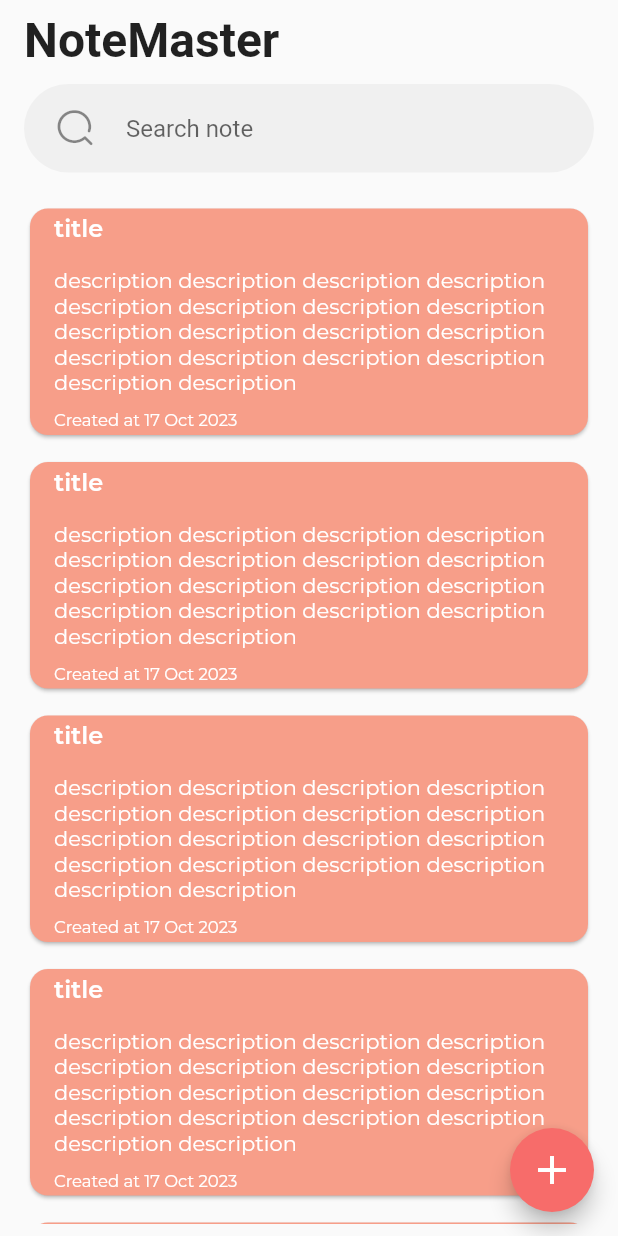
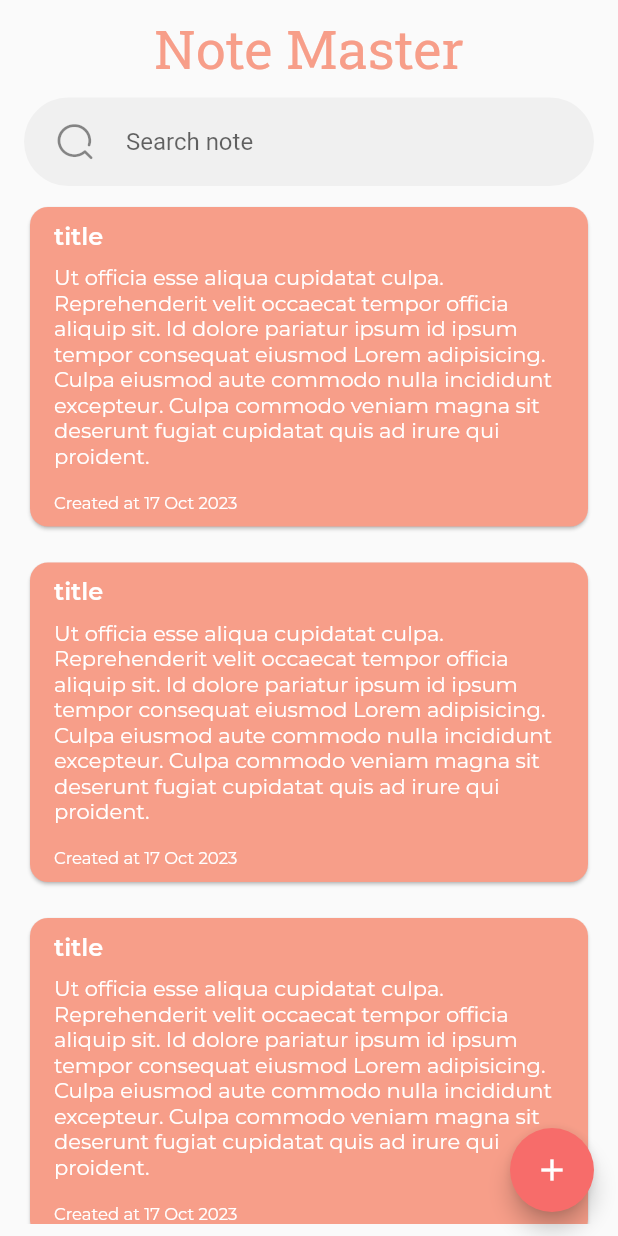
Before and after one commit to FadyShehataa/note_master_app, a Flutter app: the screen it shows after launch, on a phone screen of 412 x 824 dp. Run offline on Flutter 3.47's test engine with Material 2 defaults, Android fonts, the light colour scheme and no system bars; our stand-ins replace device_preview, google_fonts.

Commit message:
refactor home view

```diff
--- a/lib/Core/utils/styles.dart
+++ b/lib/Core/utils/styles.dart
@@ -23,4 +23,11 @@ abstract class Styles {
     color: MyColors.myWhite,
     fontWeight: FontWeight.w400,
   );
+
+  static final textStyle36 = TextStyle(
+    fontSize: 36,
+    fontFamily: GoogleFonts.robotoSlab().fontFamily,
+    color: MyColors.myOrange,
+    fontWeight: FontWeight.w400,
+  );
 }
--- a/lib/Feature/Home/presentation/views/home_view.dart
+++ b/lib/Feature/Home/presentation/views/home_view.dart
@@ -1,5 +1,6 @@
 import 'package:flutter/material.dart';
 import 'package:note_master_app/Core/utils/my_colors.dart';
+import 'package:note_master_app/Core/utils/styles.dart';
 import 'package:note_master_app/Feature/Home/presentation/views/add_note.dart';
 import 'package:note_master_app/Feature/Home/presentation/views/widgets/note_item.dart';
 
@@ -17,24 +18,15 @@ class HomeView extends StatelessWidget {
           padding: const EdgeInsets.symmetric(vertical: 8, horizontal: 16),
           child: Column(
             children: [
-              const Align(
-                alignment: Alignment.topLeft,
-                child: Text(
-                  'NoteMaster',
-                  style: TextStyle(
-                    fontSize: 32,
-                    fontWeight: FontWeight.bold,
-                  ),
-                ),
+              Text(
+                'Note Master',
+                style: Styles.textStyle36,
               ),
-              const SizedBox(
-                height: 10,
-              ),
+              const SizedBox(height: 10),
               TextField(
                 controller: searchController,
                 decoration: InputDecoration(
                   hintText: 'Search note',
-                  hintMaxLines: 1,
                   prefixIcon: const Padding(
                     padding: EdgeInsets.symmetric(horizontal: 20),
                     child: Icon(IconBroken.Search, size: 28),
@@ -47,27 +39,21 @@ class HomeView extends StatelessWidget {
                     borderRadius: BorderRadius.circular(32),
                     borderSide: BorderSide.none,
                   ),
-                  // fillColor: Colors.mySteelBlue.withOpacity(0.2),
                   filled: true,
-                  // hintStyle: Styles.textStyle18,
                 ),
-                // style: Styles.textStyle18,
               ),
-              const SizedBox(
-                height: 20,
-              ),
+              const SizedBox(height: 10),
               Expanded(
                 child: ListView.separated(
                   itemBuilder: (context, index) => const NoteItem(
                     title: 'title',
                     description:
-                        'description description description description description description description description description description description description description description description description description description ',
+                        'Ut officia esse aliqua cupidatat culpa. Reprehenderit velit occaecat tempor officia aliquip sit. Id dolore pariatur ipsum id ipsum tempor consequat eiusmod Lorem adipisicing. Culpa eiusmod aute commodo nulla incididunt excepteur. Culpa commodo veniam magna sit deserunt fugiat cupidatat quis ad irure qui proident.',
                     color: MyColors.myOrange,
                   ),
                   itemCount: 10,
-                  separatorBuilder: (context, index) => const SizedBox(
-                    height: 10,
-                  ),
+                  separatorBuilder: (context, index) =>
+                      const SizedBox(height: 16),
                 ),
               ),
             ],
@@ -83,7 +69,7 @@ class HomeView extends StatelessWidget {
         },
         child: const Icon(
           Icons.add,
-          size: 32,
+          size: 24,
         ),
       ),
     );
--- a/lib/Feature/Home/presentation/views/widgets/note_item.dart
+++ b/lib/Feature/Home/presentation/views/widgets/note_item.dart
@@ -23,6 +23,8 @@ class NoteItem extends StatelessWidget {
         borderRadius: BorderRadius.circular(defaultRadius),
       ),
       color: color,
+      child: Padding(
+        padding: const EdgeInsets.symmetric(vertical: 6),
         child: ListTile(
           title: Text(
             title,
@@ -31,12 +33,12 @@ class NoteItem extends StatelessWidget {
           subtitle: Column(
             crossAxisAlignment: CrossAxisAlignment.start,
             children: [
-            const SizedBox(height: 15),
+              const SizedBox(height: 8),
               Text(
                 description,
                 style: Styles.textStyle14,
               ),
-            const SizedBox(height: 10),
+              const SizedBox(height: 16),
               Text(
                 "Created at ${DateFormat("d MMM yyyy").format(DateTime.now())}",
                 style: Styles.textStyle11,
@@ -44,6 +46,7 @@ class NoteItem extends StatelessWidget {
             ],
           ),
         ),
+      ),
     );
   }
 }
```
Lines whose indentation alone changed are shown as unchanged.
